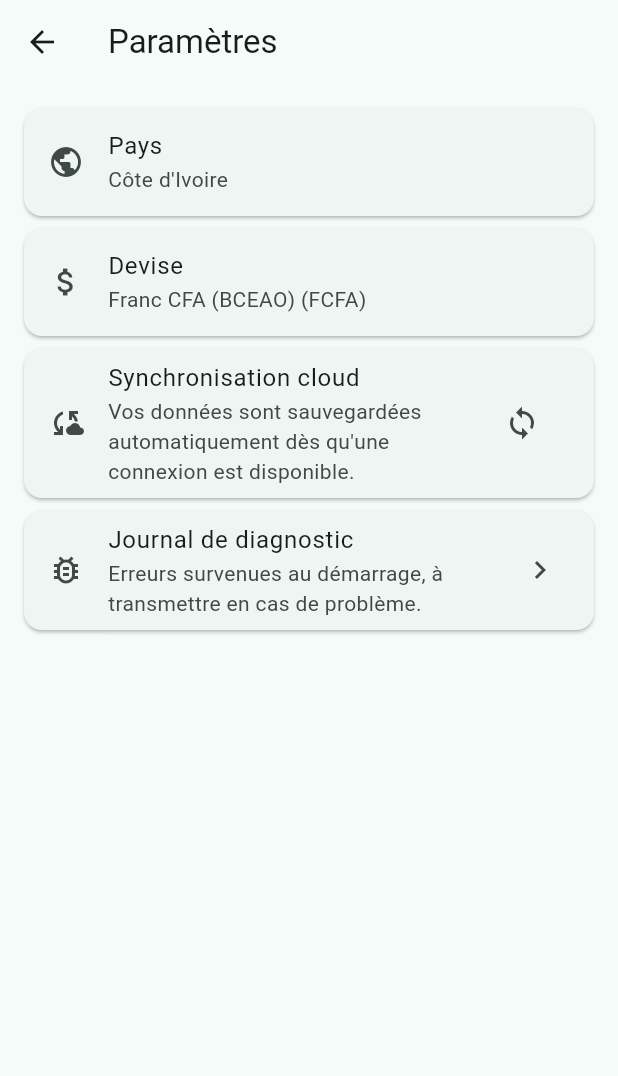
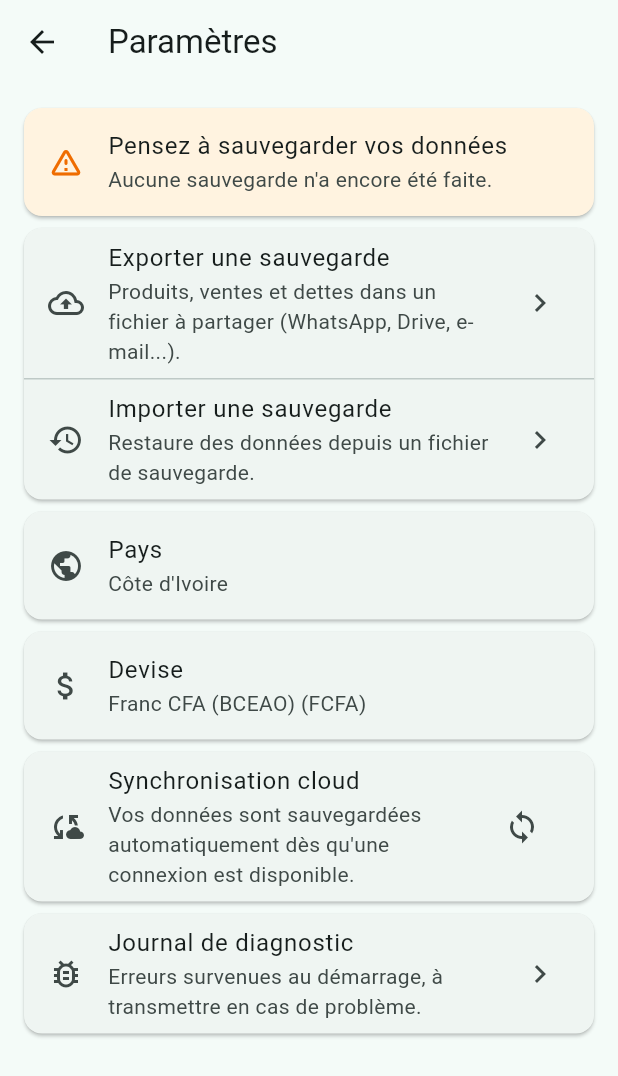
Before and after one commit to Monson-md/DjassaGo, a Flutter app: the ParametresScreen screen opened directly, on a phone screen of 412 x 824 dp. Shown: the top 1076 px of the screen. Run offline on Flutter 3.47's test engine with Material 3 defaults, Android fonts, the phone set to English and light mode, and no system bars; our stand-ins replace cloud_firestore, connectivity_plus, country_picker, file_picker, firebase_core, google_mobile_ads and 3 more; accounts and stored records are empty; network calls fail.

Commit message:
Phase 2 : sauvegarde et restauration locale
- Nouvelles dependances (confirmees) : share_plus (partage natif du
  fichier exporte vers WhatsApp/Drive/e-mail) et file_picker
  (selection du fichier a importer).
- lib/services/backup_service.dart : exporte toutes les boxes Hive
  (produits, transactions, dettes) vers un fichier JSON unique avec
  formatVersion et date d'export. Les parametres pays/devise ne sont
  jamais inclus : ce sont des reglages de l'appareil, pas des donnees
  a restaurer.
- Ajoute versJson()/depuisJson() sur Produit, ItemVendu, Transaction et
  Dette : serialisation complete et sans perte, distincte de toMap()
  qui ne sert qu'a la synchronisation Firestore (sous-ensemble de
  champs different).
- Import : validation du format, apercu avant restauration (nombre de
  produits/ventes/dettes et date d'export), puis choix explicite entre
  Fusionner (upsert par id, les donnees locales non presentes dans le
  fichier sont conservees) et Remplacer (vide d'abord les boxes).
- Ecran Reglages : cartes Exporter/Importer, et rappel discret (fond
  orange, pas une alerte bloquante) si aucune sauvegarde depuis 7 jours
  ou si aucune n'a jamais ete faite.
- Ajoute egalement design/maquette.html (reference UX fournie par
  l'utilisateur, pas encore exploitee).

flutter analyze : 0 erreur. flutter test : tout passe.

```diff
--- a/lib/models/dette.dart
+++ b/lib/models/dette.dart
@@ -97,4 +97,37 @@ class Dette extends HiveObject {
       'note': note,
     };
   }
+
+  /// Sérialisation complète et sans perte pour l'export/import de
+  /// sauvegarde (lib/services/backup_service.dart) — distincte de
+  /// [toMap] qui ne sert qu'à la synchronisation Firestore.
+  Map<String, dynamic> versJson() => {
+        'id': id,
+        'nomClient': nomClient,
+        'telephone': telephone,
+        'montantDu': montantDu,
+        'dateDette': dateDette.toIso8601String(),
+        'statut': statut.name,
+        'devise': devise,
+        'montantInitial': montantInitial,
+        'note': note,
+        'synchronise': synchronise,
+        'montantDuMineur': montantDuMineur,
+        'montantInitialMineur': montantInitialMineur,
+      };
+
+  factory Dette.depuisJson(Map<String, dynamic> json) => Dette(
+        id: json['id'] as String,
+        nomClient: json['nomClient'] as String,
+        telephone: json['telephone'] as String,
+        montantDu: (json['montantDu'] as num).toDouble(),
+        dateDette: DateTime.parse(json['dateDette'] as String),
+        statut: StatutDette.values.byName(json['statut'] as String),
+        devise: json['devise'] as String,
+        montantInitial: (json['montantInitial'] as num?)?.toDouble(),
+        note: json['note'] as String?,
+        synchronise: json['synchronise'] as bool? ?? false,
+        montantDuMineur: json['montantDuMineur'] as int?,
+        montantInitialMineur: json['montantInitialMineur'] as int?,
+      );
 }
--- a/lib/models/item_vendu.dart
+++ b/lib/models/item_vendu.dart
@@ -48,4 +48,27 @@ class ItemVendu extends HiveObject {
 
   int get beneficeMineur =>
       (prixUnitaireVenteMineur - prixUnitaireAchatMineur) * quantite;
+
+  /// Sérialisation complète et sans perte pour l'export/import de
+  /// sauvegarde (lib/services/backup_service.dart) — distincte de
+  /// [Transaction.toMap] qui ne sert qu'à la synchronisation Firestore.
+  Map<String, dynamic> versJson() => {
+        'produitId': produitId,
+        'nomProduit': nomProduit,
+        'quantite': quantite,
+        'prixUnitaireVente': prixUnitaireVente,
+        'prixUnitaireAchat': prixUnitaireAchat,
+        'prixUnitaireVenteMineur': prixUnitaireVenteMineur,
+        'prixUnitaireAchatMineur': prixUnitaireAchatMineur,
+      };
+
+  factory ItemVendu.depuisJson(Map<String, dynamic> json) => ItemVendu(
+        produitId: json['produitId'] as String,
+        nomProduit: json['nomProduit'] as String,
+        quantite: json['quantite'] as int,
+        prixUnitaireVente: (json['prixUnitaireVente'] as num).toDouble(),
+        prixUnitaireAchat: (json['prixUnitaireAchat'] as num).toDouble(),
+        prixUnitaireVenteMineur: json['prixUnitaireVenteMineur'] as int? ?? 0,
+        prixUnitaireAchatMineur: json['prixUnitaireAchatMineur'] as int? ?? 0,
+      );
 }
--- a/lib/models/produit.dart
+++ b/lib/models/produit.dart
@@ -92,4 +92,37 @@ class Produit extends HiveObject {
       'dateModification': dateModification?.toIso8601String(),
     };
   }
+
+  /// Sérialisation complète et sans perte pour l'export/import de
+  /// sauvegarde (lib/services/backup_service.dart) — distincte de
+  /// [toMap] qui ne sert qu'à la synchronisation Firestore.
+  Map<String, dynamic> versJson() => {
+        'id': id,
+        'nom': nom,
+        'prixAchat': prixAchat,
+        'prixVente': prixVente,
+        'stockActuel': stockActuel,
+        'devise': devise,
+        'dateCreation': dateCreation.toIso8601String(),
+        'dateModification': dateModification?.toIso8601String(),
+        'synchronise': synchronise,
+        'prixAchatMineur': prixAchatMineur,
+        'prixVenteMineur': prixVenteMineur,
+      };
+
+  factory Produit.depuisJson(Map<String, dynamic> json) => Produit(
+        id: json['id'] as String,
+        nom: json['nom'] as String,
+        prixAchat: (json['prixAchat'] as num).toDouble(),
+        prixVente: (json['prixVente'] as num).toDouble(),
+        stockActuel: json['stockActuel'] as int,
+        devise: json['devise'] as String,
+        dateCreation: DateTime.parse(json['dateCreation'] as String),
+        dateModification: json['dateModification'] == null
+            ? null
+            : DateTime.parse(json['dateModification'] as String),
+        synchronise: json['synchronise'] as bool? ?? false,
+        prixAchatMineur: json['prixAchatMineur'] as int?,
+        prixVenteMineur: json['prixVenteMineur'] as int?,
+      );
 }
--- a/lib/models/transaction.dart
+++ b/lib/models/transaction.dart
@@ -74,4 +74,33 @@ class Transaction extends HiveObject {
           .toList(),
     };
   }
+
+  /// Sérialisation complète et sans perte pour l'export/import de
+  /// sauvegarde (lib/services/backup_service.dart) — distincte de
+  /// [toMap] qui ne sert qu'à la synchronisation Firestore.
+  Map<String, dynamic> versJson() => {
+        'id': id,
+        'date': date.toIso8601String(),
+        'itemsVendus': itemsVendus.map((i) => i.versJson()).toList(),
+        'montantTotal': montantTotal,
+        'beneficeNet': beneficeNet,
+        'devise': devise,
+        'synchronise': synchronise,
+        'montantTotalMineur': montantTotalMineur,
+        'beneficeNetMineur': beneficeNetMineur,
+      };
+
+  factory Transaction.depuisJson(Map<String, dynamic> json) => Transaction(
+        id: json['id'] as String,
+        date: DateTime.parse(json['date'] as String),
+        itemsVendus: (json['itemsVendus'] as List)
+            .map((i) => ItemVendu.depuisJson(i as Map<String, dynamic>))
+            .toList(),
+        montantTotal: (json['montantTotal'] as num).toDouble(),
+        beneficeNet: (json['beneficeNet'] as num).toDouble(),
+        devise: json['devise'] as String,
+        synchronise: json['synchronise'] as bool? ?? false,
+        montantTotalMineur: json['montantTotalMineur'] as int?,
+        beneficeNetMineur: json['beneficeNetMineur'] as int?,
+      );
 }
--- a/lib/screens/parametres/parametres_screen.dart
+++ b/lib/screens/parametres/parametres_screen.dart
@@ -1,10 +1,17 @@
+import 'dart:io';
+
+import 'package:file_picker/file_picker.dart';
 import 'package:flutter/material.dart';
 import 'package:flutter/services.dart';
 import 'package:provider/provider.dart';
 
 import '../../providers/currency_provider.dart';
+import '../../providers/dette_provider.dart';
+import '../../providers/produit_provider.dart';
+import '../../services/backup_service.dart';
 import '../../services/diagnostic_service.dart';
 import '../../services/sync_service.dart';
+import '../../utils/formatage.dart';
 import '../../widgets/banniere_pub.dart';
 
 /// Écran de paramètres : informations sur le commerce, synchronisation
@@ -18,7 +25,10 @@ class ParametresScreen extends StatefulWidget {
 
 class _ParametresScreenState extends State<ParametresScreen> {
   final _syncService = SyncService();
+  final _backupService = BackupService();
   bool _synchronisationEnCours = false;
+  bool _exportEnCours = false;
+  bool _importEnCours = false;
 
   Future<void> _synchroniserMaintenant() async {
     setState(() => _synchronisationEnCours = true);
@@ -65,6 +75,98 @@ class _ParametresScreenState extends State<ParametresScreen> {
     );
   }
 
+  Future<void> _exporter() async {
+    setState(() => _exportEnCours = true);
+    try {
+      final fichier = await _backupService.exporter();
+      if (!mounted) return;
+      await _backupService.partager(fichier);
+      if (!mounted) return;
+      setState(() {});
+    } catch (e) {
+      if (!mounted) return;
+      ScaffoldMessenger.of(context).showSnackBar(
+        SnackBar(content: Text("Échec de l'export : $e")),
+      );
+    } finally {
+      if (mounted) setState(() => _exportEnCours = false);
+    }
+  }
+
+  Future<void> _importer() async {
+    final resultat = await FilePicker.platform.pickFiles(
+      type: FileType.custom,
+      allowedExtensions: ['json'],
+    );
+    final chemin = resultat?.files.single.path;
+    if (chemin == null || !mounted) return;
+
+    final fichier = File(chemin);
+    setState(() => _importEnCours = true);
+    ApercuSauvegarde apercu;
+    try {
+      apercu = await _backupService.analyserFichier(fichier);
+    } catch (e) {
+      if (!mounted) return;
+      setState(() => _importEnCours = false);
+      ScaffoldMessenger.of(context).showSnackBar(SnackBar(content: Text('$e')));
+      return;
+    }
+    if (!mounted) return;
+    setState(() => _importEnCours = false);
+
+    final choix = await _confirmerRestauration(apercu);
+    if (choix == null || !mounted) return;
+
+    try {
+      await _backupService.restaurer(fichier, remplacer: choix);
+      if (!mounted) return;
+      context.read<ProduitProvider>().charger();
+      context.read<DetteProvider>().charger();
+      ScaffoldMessenger.of(context).showSnackBar(
+        const SnackBar(content: Text('Sauvegarde restaurée')),
+      );
+    } catch (e) {
+      if (!mounted) return;
+      ScaffoldMessenger.of(context).showSnackBar(
+        SnackBar(content: Text("Échec de la restauration : $e")),
+      );
+    }
+  }
+
+  /// Retourne true (remplacer), false (fusionner), ou null (annulé).
+  Future<bool?> _confirmerRestauration(ApercuSauvegarde apercu) {
+    return showDialog<bool>(
+      context: context,
+      builder: (ctx) => AlertDialog(
+        title: const Text('Restaurer cette sauvegarde ?'),
+        content: Text(
+          '${apercu.nombreProduits} produits, ${apercu.nombreVentes} ventes, '
+          '${apercu.nombreDettes} dettes'
+          '${apercu.exporteLe != null ? ' — exportée le ${formaterDate(apercu.exporteLe!)}' : ''}.\n\n'
+          'Fusionner : garde vos données actuelles, ajoute et met à jour '
+          "avec celles du fichier.\nRemplacer : efface d'abord toutes les "
+          'données actuelles.',
+        ),
+        actions: [
+          TextButton(
+            onPressed: () => Navigator.of(ctx).pop(),
+            child: const Text('Annuler'),
+          ),
+          TextButton(
+            onPressed: () => Navigator.of(ctx).pop(false),
+            child: const Text('Fusionner'),
+          ),
+          FilledButton(
+            style: FilledButton.styleFrom(backgroundColor: Colors.red),
+            onPressed: () => Navigator.of(ctx).pop(true),
+            child: const Text('Remplacer'),
+          ),
+        ],
+      ),
+    );
+  }
+
   @override
   Widget build(BuildContext context) {
     final currency = context.watch<CurrencyProvider>();
@@ -74,6 +176,57 @@ class _ParametresScreenState extends State<ParametresScreen> {
       body: ListView(
         padding: const EdgeInsets.all(12),
         children: [
+          if (_backupService.sauvegardeRecommandee())
+            Card(
+              color: Colors.orange.shade50,
+              child: ListTile(
+                leading: Icon(Icons.warning_amber_rounded, color: Colors.orange.shade800),
+                title: const Text('Pensez à sauvegarder vos données'),
+                subtitle: Text(
+                  _backupService.derniereSauvegardeLe() == null
+                      ? "Aucune sauvegarde n'a encore été faite."
+                      : 'Dernière sauvegarde le '
+                          '${formaterDate(_backupService.derniereSauvegardeLe()!)}.',
+                ),
+              ),
+            ),
+          Card(
+            child: Column(
+              children: [
+                ListTile(
+                  leading: const Icon(Icons.backup_outlined),
+                  title: const Text('Exporter une sauvegarde'),
+                  subtitle: const Text(
+                    'Produits, ventes et dettes dans un fichier à partager (WhatsApp, Drive, e-mail...).',
+                  ),
+                  trailing: _exportEnCours
+                      ? const SizedBox(
+                          width: 20,
+                          height: 20,
+                          child: CircularProgressIndicator(strokeWidth: 2),
+                        )
+                      : const Icon(Icons.chevron_right),
+                  onTap: _exportEnCours ? null : _exporter,
+                ),
+                const Divider(height: 1),
+                ListTile(
+                  leading: const Icon(Icons.restore_outlined),
+                  title: const Text('Importer une sauvegarde'),
+                  subtitle: const Text(
+                    'Restaure des données depuis un fichier de sauvegarde.',
+                  ),
+                  trailing: _importEnCours
+                      ? const SizedBox(
+                          width: 20,
+                          height: 20,
+                          child: CircularProgressIndicator(strokeWidth: 2),
+                        )
+                      : const Icon(Icons.chevron_right),
+                  onTap: _importEnCours ? null : _importer,
+                ),
+              ],
+            ),
+          ),
           Card(
             child: ListTile(
               leading: const Icon(Icons.public),
--- /dev/null
+++ b/lib/services/backup_service.dart
@@ -0,0 +1,148 @@
+import 'dart:convert';
+import 'dart:io';
+
+import 'package:path_provider/path_provider.dart';
+import 'package:share_plus/share_plus.dart';
+
+import '../models/dette.dart';
+import '../models/produit.dart';
+import '../models/transaction.dart' as model;
+import 'hive_service.dart';
+
+/// Aperçu du contenu d'un fichier de sauvegarde, affiché avant
+/// restauration pour que le commerçant sache ce qu'il s'apprête à
+/// importer (ex: « 42 produits, 318 ventes, 12 dettes »).
+class ApercuSauvegarde {
+  final int nombreProduits;
+  final int nombreVentes;
+  final int nombreDettes;
+  final DateTime? exporteLe;
+
+  const ApercuSauvegarde({
+    required this.nombreProduits,
+    required this.nombreVentes,
+    required this.nombreDettes,
+    this.exporteLe,
+  });
+}
+
+/// Export/import de toutes les données locales (produits, ventes,
+/// dettes) vers/depuis un unique fichier JSON. Sert de filet de sécurité
+/// en cas de perte du téléphone : sans ça, tout l'historique du
+/// commerçant disparaît avec l'appareil.
+class BackupService {
+  static const int formatVersion = 1;
+  static const String _cleDerniereSauvegarde = 'derniere_sauvegarde_le';
+
+  /// Écrit un fichier JSON contenant toutes les boxes Hive et retourne
+  /// son chemin. N'inclut jamais les paramètres de pays/devise : ce
+  /// sont des réglages de l'appareil, pas des données à restaurer.
+  Future<File> exporter() async {
+    final donnees = <String, dynamic>{
+      'formatVersion': formatVersion,
+      'exporteLe': DateTime.now().toIso8601String(),
+      'produits':
+          HiveService.produitsBox.values.map((p) => p.versJson()).toList(),
+      'transactions': HiveService.transactionsBox.values
+          .map((t) => t.versJson())
+          .toList(),
+      'dettes':
+          HiveService.dettesBox.values.map((d) => d.versJson()).toList(),
+    };
+
+    final dossier = await getApplicationDocumentsDirectory();
+    final horodatage =
+        DateTime.now().toIso8601String().replaceAll(RegExp(r'[:.]'), '-');
+    final fichier =
+        File('${dossier.path}/caisse_de_poche_sauvegarde_$horodatage.json');
+    await fichier.writeAsString(jsonEncode(donnees));
+
+    await HiveService.parametresBox
+        .put(_cleDerniereSauvegarde, DateTime.now().toIso8601String());
+
+    return fichier;
+  }
+
+  /// Ouvre la feuille de partage native (WhatsApp, Drive, e-mail...).
+  Future<void> partager(File fichier) async {
+    await SharePlus.instance.share(
+      ShareParams(
+        files: [XFile(fichier.path)],
+        text: 'Sauvegarde Caisse de Poche',
+      ),
+    );
+  }
+
+  DateTime? derniereSauvegardeLe() {
+    final valeur =
+        HiveService.parametresBox.get(_cleDerniereSauvegarde) as String?;
+    return valeur == null ? null : DateTime.tryParse(valeur);
+  }
+
+  /// Vrai s'il n'y a jamais eu de sauvegarde ou si la dernière date de
+  /// plus de 7 jours : sert au rappel discret dans l'app.
+  bool sauvegardeRecommandee() {
+    final derniere = derniereSauvegardeLe();
+    if (derniere == null) return true;
+    return DateTime.now().difference(derniere) > const Duration(days: 7);
+  }
+
+  Future<Map<String, dynamic>> _lireEtValider(File fichier) async {
+    final Map<String, dynamic> json;
+    try {
+      final contenu = await fichier.readAsString();
+      json = jsonDecode(contenu) as Map<String, dynamic>;
+    } catch (_) {
+      throw const FormatException(
+          "Ce fichier n'est pas une sauvegarde Caisse de Poche valide.");
+    }
+    if (json['formatVersion'] == null ||
+        json['produits'] is! List ||
+        json['transactions'] is! List ||
+        json['dettes'] is! List) {
+      throw const FormatException(
+          "Ce fichier n'est pas une sauvegarde Caisse de Poche valide.");
+    }
+    return json;
+  }
+
+  Future<ApercuSauvegarde> analyserFichier(File fichier) async {
+    final json = await _lireEtValider(fichier);
+    final exporteLeBrut = json['exporteLe'] as String?;
+    return ApercuSauvegarde(
+      nombreProduits: (json['produits'] as List).length,
+      nombreVentes: (json['transactions'] as List).length,
+      nombreDettes: (json['dettes'] as List).length,
+      exporteLe: exporteLeBrut == null ? null : DateTime.tryParse(exporteLeBrut),
+    );
+  }
+
+  /// Restaure un fichier de sauvegarde. En mode [remplacer], les boxes
+  /// produits/ventes/dettes sont d'abord vidées. En mode fusion, chaque
+  /// enregistrement est ré-inséré par son id (Hive.put est un upsert) :
+  /// les enregistrements locaux absents de la sauvegarde sont conservés,
+  /// ceux qui partagent un même id sont écrasés par la version importée.
+  Future<void> restaurer(File fichier, {required bool remplacer}) async {
+    final json = await _lireEtValider(fichier);
+
+    if (remplacer) {
+      await HiveService.produitsBox.clear();
+      await HiveService.transactionsBox.clear();
+      await HiveService.dettesBox.clear();
+    }
+
+    for (final p in json['produits'] as List) {
+      final produit = Produit.depuisJson(p as Map<String, dynamic>);
+      await HiveService.produitsBox.put(produit.id, produit);
+    }
+    for (final t in json['transactions'] as List) {
+      final transaction =
+          model.Transaction.depuisJson(t as Map<String, dynamic>);
+      await HiveService.transactionsBox.put(transaction.id, transaction);
+    }
+    for (final d in json['dettes'] as List) {
+      final dette = Dette.depuisJson(d as Map<String, dynamic>);
+      await HiveService.dettesBox.put(dette.id, dette);
+    }
+  }
+}
--- a/pubspec.yaml
+++ b/pubspec.yaml
@@ -46,6 +46,8 @@ dependencies:
   google_mobile_ads: ^9.0.0
   url_launcher: ^6.3.2
   country_picker: ^2.0.28
+  share_plus: ^13.3.0
+  file_picker: ^3.0.4
 
 dev_dependencies:
   flutter_test:
```
Also changed, not shown: pubspec.lock, 1 other file.
